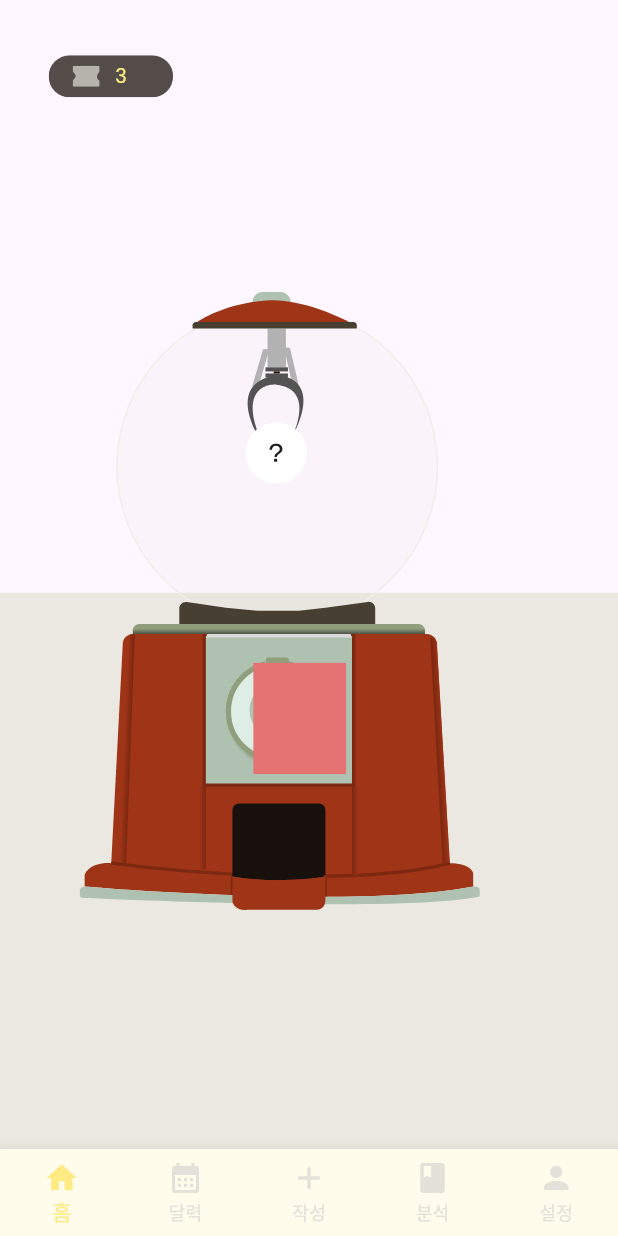
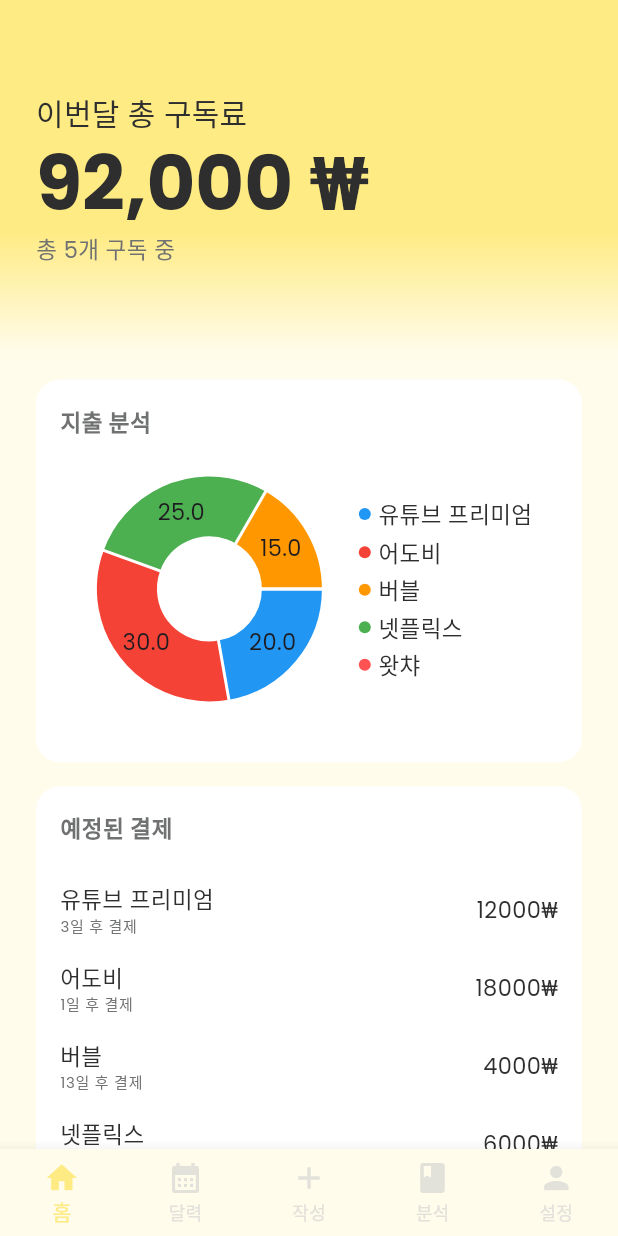
Before and after one commit to moonsbsb/DPeek_Frontend, a Flutter app: the screen it shows after launch, on a phone screen of 412 x 824 dp. Run offline on Flutter 3.47's test engine with Material 3 defaults, Android fonts, the phone set to English and light mode, and no system bars; drawn by our look-alikes of fl_chart; our stand-ins replace flutter_svg.

Commit message:
feat: 홈 화면 UI 구현

```diff
--- a/lib/screen/home/HomeScreen.dart
+++ b/lib/screen/home/HomeScreen.dart
@@ -1,112 +1,226 @@
 import 'package:flutter/material.dart';
-import 'package:flutter/widgets.dart';
-import 'package:flutter_svg/flutter_svg.dart';
-import 'package:mypal/model/MachineState.dart';
 import 'package:mypal/theme/AppColor.dart';
-import 'package:mypal/theme/AppGradient.dart';
-import 'package:mypal/theme/AppTextStyle.dart';
-import 'MachineWithLever.dart';
+import 'package:fl_chart/fl_chart.dart';
+
 
 class HomeScreen extends StatefulWidget{
   const HomeScreen({super.key});
 
   @override
   State<HomeScreen> createState() => _HomeScreen();
-
-
-
 }
 
 class _HomeScreen extends State<HomeScreen>{
 
-  Machinestate machineState = Machinestate.empty; // 머신 이미지 상태
-  int ticket = 3; // 티켓 수
-
-  void _onLeverTop(){
-    if(ticket <= 0) return;
-    if(Machinestate == Machinestate.empty) return;
-
-    setState(() {
-      ticket --;
-      _updateMachineState();
-    });
-  }
-
-  void _updateMachineState(){
-    if (ticket <= 0) {
-      machineState = Machinestate.empty;
-    } else if (ticket == 1) {
-      machineState = Machinestate.quater;
-    } else if (ticket == 2) {
-      machineState = Machinestate.half;
-    } else {
-      machineState = Machinestate.full;
-    }
-  }
-
   @override
   Widget build(BuildContext context) {
     return Scaffold(
-      body: Container(
-        decoration: const BoxDecoration(
-          gradient: Appgradient.home,
-        ),
-        child: SafeArea(
-          child: Stack(
+      backgroundColor: Appcolor.subPrimary,
+      body: SafeArea(
+        child: SingleChildScrollView(
+          child: Column(
             children: [
-              const SizedBox.expand(),
-
-              Align(
-                alignment: Alignment.bottomCenter,
-                child: Container(
-                  height: MediaQuery.of(context).size.height * 0.45,
-                  width: double.infinity,
-                  decoration: const BoxDecoration(
-                    color: Appcolor.table
-                  ),
-                ),
-              ),
-
-              Padding(
-                padding: const EdgeInsets.symmetric(horizontal: 24),
-                child: Align(
-                  alignment: const FractionalOffset(0.03, 0.05),
-                  child: SvgPicture.asset(
-                    'assets/images/ticket_frame.svg',
-                    fit: BoxFit.contain,
-                  ),
-                )
-              ),
-
-              Align(
-                alignment: const FractionalOffset(0.19, 0.055),
-                child: Text(
-                '${ticket}',
-                style: TextStyle(
-                  color: Appcolor.background,
-                  fontSize: 13,
-                  fontWeight: FontWeight.normal
-                  ),
-                ),
-              ),
-
-              Align(
-                alignment: const FractionalOffset(0.5, 0.55),
-                child: SizedBox(
-                  width: MediaQuery.of(context).size.width * 0.75,
-                  child: AspectRatio(
-                    aspectRatio: 3/4,
-                    child: Machinewithlever(
-                      machineState: machineState,
-                      onLeverTop: _onLeverTop,
-                    ),
-                  ),
-                )
-              ),
+              _HeaderSection(),
+              SizedBox(height: 16),
+              _SpendAnalysisCard(),
+              SizedBox(height: 16),
+              _ExpectedPaymentCard(),
+              SizedBox(height: 16),
             ],
-          )
-        ),
+          ),
+        )
       ),
     );
   }
 }
+
+class _HeaderSection extends StatelessWidget {
+  const _HeaderSection();
+
+  @override
+  Widget build(BuildContext context) {
+    return Container(
+      width: double.infinity,
+      padding: EdgeInsets.fromLTRB(24, 60, 24, 60),
+      decoration: BoxDecoration(
+        gradient: LinearGradient(
+          begin: Alignment.topCenter,
+          end: Alignment.bottomCenter,
+          colors: [
+            Appcolor.primary,
+            Appcolor.subPrimary
+          ],
+          stops: [
+            0.65,
+            1.0
+          ],
+        ),
+      ),
+      child: Column(
+        crossAxisAlignment: CrossAxisAlignment.start,
+        children:[
+          Text(
+            '이번달 총 구독료',
+            style: Theme.of(context).textTheme.titleMedium?.copyWith(color: Appcolor.darkGrey)
+          ),
+          Text(
+            '92,000 ₩',
+            style: Theme.of(context).textTheme.titleLarge?.copyWith(color: Appcolor.darkGrey),
+          ),
+          Text(
+            '총 5개 구독 중',
+            style: Theme.of(context).textTheme.bodyMedium?.copyWith(color: Appcolor.middleGrey),
+          ),
+        ],
+      ),
+    );
+  }
+}
+
+class _SpendAnalysisCard extends StatelessWidget {
+  const _SpendAnalysisCard();
+
+  @override
+  Widget build(BuildContext context) {
+    return _CardContainer(
+      child: Column(
+        crossAxisAlignment: CrossAxisAlignment.start,
+        children: [
+          Text('지출 분석', style: Theme.of(context).textTheme.bodyLarge?.copyWith(color: Appcolor.middleGrey)),
+
+          Row(
+            children: [
+              Expanded(
+                flex: 3,
+                child: AspectRatio(
+                  aspectRatio: 1,
+                    child: PieChart(
+                      PieChartData(
+                        centerSpaceRadius: 35,
+                        sections: [
+                          PieChartSectionData(value: 20, color: Colors.blue),
+                          PieChartSectionData(value: 30, color: Colors.red),
+                          PieChartSectionData(value: 25, color: Colors.green),
+                          PieChartSectionData(value: 15, color: Colors.orange),
+                        ]
+                      )
+                    ),
+                  ),
+                ),
+              Expanded(
+                flex: 2,
+                child: _LegendList(),
+              )
+            ],
+          )
+        ],
+      ),
+    );
+  }
+}
+
+class _LegendList extends StatelessWidget {
+  const _LegendList();
+
+  @override
+  Widget build(BuildContext context) {
+    final items = [
+      ('유튜브 프리미엄', Colors.blue),
+      ('어도비', Colors.red),
+      ('버블', Colors.orange),
+      ('넷플릭스', Colors.green),
+      ('왓챠', Colors.redAccent),
+    ];
+
+  return Column(
+    crossAxisAlignment: CrossAxisAlignment.start,
+    children: items
+      .map(
+        (item) => Padding(
+          padding: const EdgeInsets.symmetric(vertical: 2),
+          child: Row(
+            children: [
+              Container(
+                width: 8,
+                height: 8,
+                decoration:
+                  BoxDecoration(color: item.$2, shape: BoxShape.circle),
+                ),
+              SizedBox(width: 5),
+              Text(item.$1, style: Theme.of(context).textTheme.bodyMedium?.copyWith(color: Appcolor.darkGrey)),
+            ],
+          ),
+        ),
+      )
+      .toList(),
+    );
+  }
+}
+
+class _ExpectedPaymentCard extends StatelessWidget {
+  const _ExpectedPaymentCard();
+
+  @override
+  Widget build(BuildContext context) {
+    final items = [
+      ('유튜브 프리미엄', '3일 후 결제', '12000₩'),
+      ('어도비', '1일 후 결제', '18000₩'),
+      ('버블', '13일 후 결제', '4000₩'),
+      ('넷플릭스', '21일 후 결제', '6000₩'),
+      ('왓챠', '9일 후 결제', '13000₩'),
+    ];
+
+    return _CardContainer(
+      child: Column(
+        crossAxisAlignment: CrossAxisAlignment.start,
+        children: [
+          Text('예정된 결제', style: Theme.of(context).textTheme.bodyLarge?.copyWith(color: Appcolor.middleGrey)),
+          SizedBox(height: 16),
+          ListView.builder(
+            itemCount: items.length,
+            shrinkWrap: true,
+            physics: NeverScrollableScrollPhysics(),
+            itemBuilder: (context, index){
+              final item = items[index];
+
+              return Padding(
+                padding: EdgeInsetsGeometry.symmetric(vertical: 8),
+                child: Row(
+                  mainAxisAlignment: MainAxisAlignment.spaceBetween,
+                  children: [
+                    Column(
+                      crossAxisAlignment: CrossAxisAlignment.start,
+                      children: [
+                        Text(item.$1, style: Theme.of(context).textTheme.bodyMedium?.copyWith(color: Appcolor.darkGrey)),
+                        Text(item.$2, style: Theme.of(context).textTheme.labelSmall?.copyWith(color: Appcolor.middleGrey)),
+                      ],
+                    ),
+                    Text(item.$3, style: Theme.of(context).textTheme.bodyMedium?.copyWith(color: Appcolor.darkGrey)),
+                  ],
+                ),
+              );
+            }
+          ),
+        ],
+      ),
+    );
+  }
+}
+
+class _CardContainer extends StatelessWidget {
+  final Widget child;
+  const _CardContainer({required this.child});
+
+  @override
+  Widget build(BuildContext context) {
+    return Container(
+      margin: const EdgeInsets.symmetric(horizontal: 24),
+      padding: const EdgeInsets.all(16),
+      decoration: BoxDecoration(
+        color: Colors.white,
+        borderRadius: BorderRadius.circular(16),
+      ),
+      child: child,
+    );
+  }
+}
```
